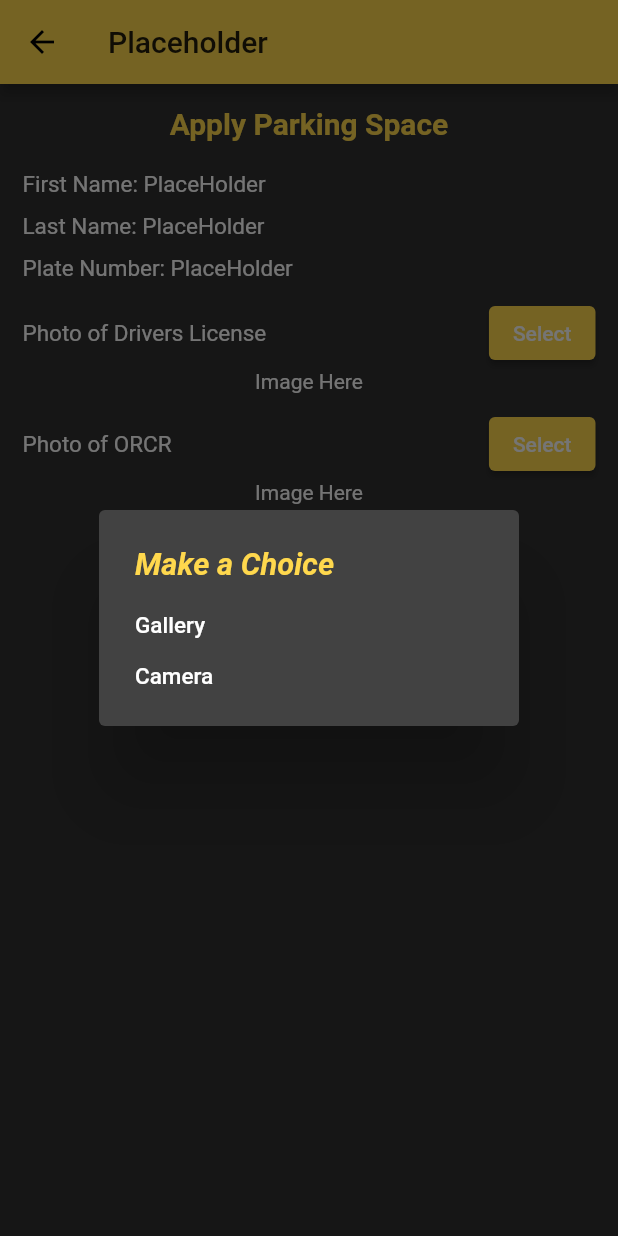
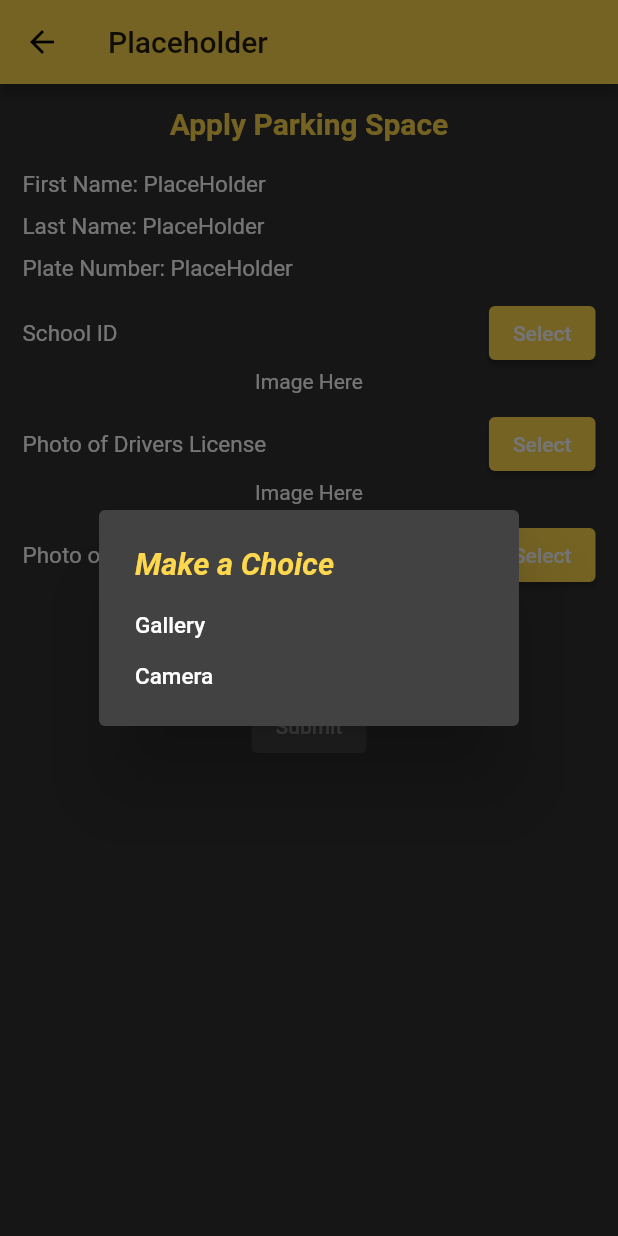
Before and after one commit to Evanchii/DailyRecord, a Flutter app: the Apply screen opened directly, after a tap on "Select", on a phone screen of 412 x 824 dp. Run offline on Flutter 3.47's test engine with Material 2 defaults, Android fonts, the phone set to English and light mode, and no system bars; our stand-ins replace image_picker, permission_handler, splashscreen; missing offline and left inert: qrscan.

Commit message:
UPDATE!!! UPDATE!!! apply Page: -School ID -School ID camera and gallery

```diff
--- a/lib/apply.dart
+++ b/lib/apply.dart
@@ -10,8 +10,78 @@ class Apply extends StatefulWidget {
 class _ApplyState extends State<Apply> {
   File _imageFileDL;
   File _imageFileORCR;
+  File _imageFileSchoolID;
 
   final picker = ImagePicker();
+
+  void _openGallerySchoolID(BuildContext context) async {
+    var _pictureSchoolID = await picker.getImage(source: ImageSource.gallery);
+    this.setState(() {
+      if (_pictureSchoolID != null) {
+        _imageFileSchoolID = File(_pictureSchoolID.path);
+      } else {
+        print("No Image Selected");
+      }
+    });
+    Navigator.of(context).pop();
+  }
+
+  void _openCameraSchoolID(BuildContext context) async {
+    var _pictureSchoolID = await picker.getImage(source: ImageSource.camera);
+    this.setState(() {
+      if (_pictureSchoolID != null) {
+        _imageFileSchoolID = File(_pictureSchoolID.path);
+      } else {
+        print("No Image Selected");
+      }
+    });
+    Navigator.of(context).pop();
+  }
+
+
+  Future<void> _showDialogSchoolID(BuildContext context) {
+    return showDialog(
+        context: context,
+        builder: (BuildContext context) {
+          return AlertDialog(
+            title: Text(
+              "Make a Choice",
+              style: TextStyle(
+                  fontSize: 20.5,
+                  color: Theme.of(context).primaryColor,
+                  fontWeight: FontWeight.bold),
+            ),
+            content: SingleChildScrollView(
+              child: ListBody(
+                children: <Widget>[
+                  GestureDetector(
+                    child: Text(
+                      "Gallery",
+                      style: TextStyle(
+                          fontSize: 15.0, fontWeight: FontWeight.w500),
+                    ),
+                    onTap: () {
+                      _openGallerySchoolID(context);
+                    },
+                  ),
+                  Padding(padding: EdgeInsets.all(8.0)),
+                  GestureDetector(
+                    child: Text(
+                      "Camera",
+                      style: TextStyle(
+                          fontSize: 15.0, fontWeight: FontWeight.w500),
+                    ),
+                    onTap: () {
+                      _openCameraSchoolID(context);
+                    },
+                  ),
+                ],
+              ),
+            ),
+          );
+        });
+  }
+
 
   void _openGalleryDL(BuildContext context) async {
     var _pictureDL = await picker.getImage(source: ImageSource.gallery);
@@ -147,6 +217,7 @@ class _ApplyState extends State<Apply> {
         });
   }
 
+
   @override
   Widget build(BuildContext context) {
     return Scaffold(
@@ -223,6 +294,38 @@ class _ApplyState extends State<Apply> {
                             )
                           ],
                         ),
+                        SizedBox(
+                          height: 10.0,
+                        ),
+                        Row(
+                          mainAxisAlignment: MainAxisAlignment.spaceBetween,
+                          children: <Widget>[
+                            Text(
+                              "School ID",
+                              style: TextStyle(
+                                fontSize: 15.0,
+                                color: Colors.white,
+                              ),
+                            ),
+                            ElevatedButton(
+                              onPressed: () {
+                                _showDialogSchoolID(context);
+                              },
+                              child: Text('Select'),
+                              style: ElevatedButton.styleFrom(
+                                primary: Theme.of(context).primaryColor,
+                              ),
+                            ),
+                          ],
+                        ),
+                        Container(
+                            child: _imageFileSchoolID == null
+                                ? Text("Image Here")
+                                : Image.file(
+                              _imageFileSchoolID,
+                              width: 300.0,
+                              height: 300.0,
+                            )),
                         SizedBox(
                           height: 10.0,
                         ),
--- a/lib/splashscreen.dart
+++ b/lib/splashscreen.dart
@@ -1,5 +1,10 @@
+import 'package:dailyrecord/apply.dart';
+import 'package:dailyrecord/dashboard.dart';
 import 'package:dailyrecord/login.dart';
 import 'package:dailyrecord/dashframe.dart';
+import 'package:dailyrecord/signup.dart';
+import 'package:dailyrecord/user.dart';
+import 'package:dailyrecord/confirmdata.dart';
 
 import 'package:flutter/material.dart';
 import 'package:splashscreen/splashscreen.dart';
@@ -13,7 +18,7 @@ void main() {
   }
 
   runApp(new MaterialApp(
-    home: Splashscreen(),
+    home: Apply(),
     theme: ThemeData(
       // Define the default brightness and colors.
       brightness: Brightness.dark,
```
